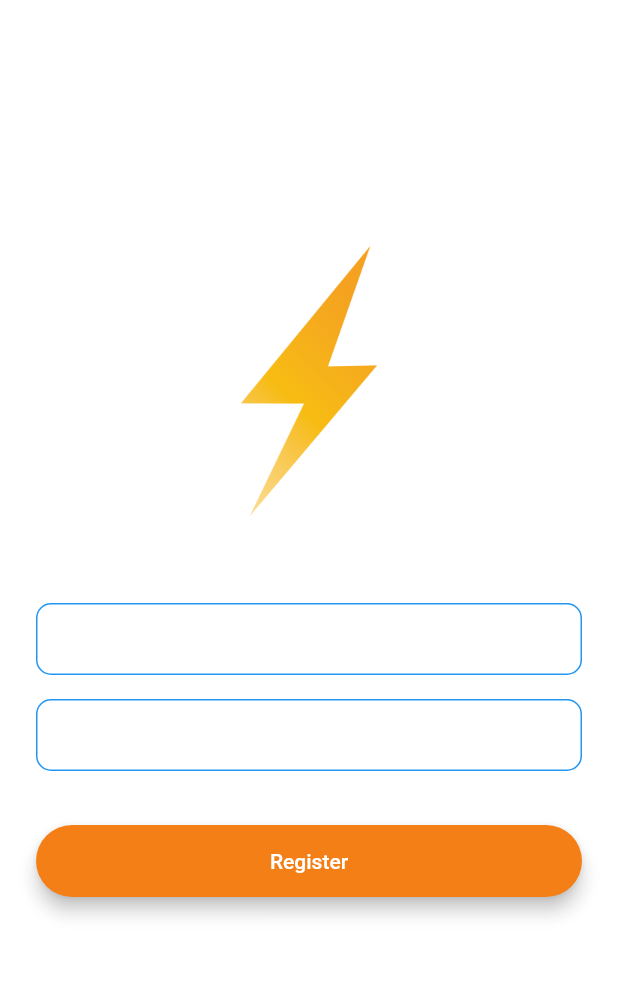
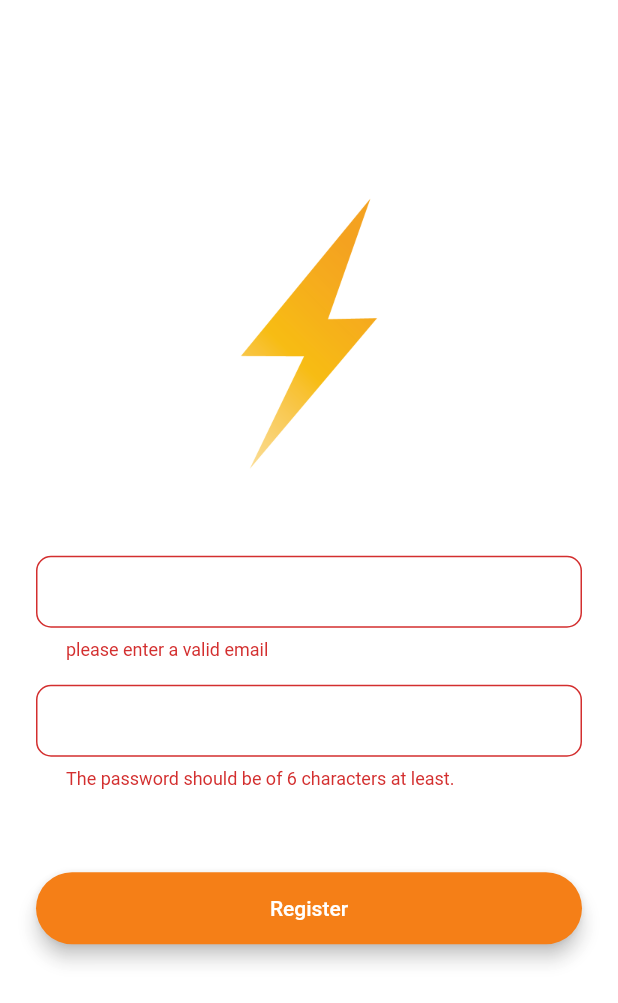
Before and after one commit to sofiyafaqiri/flash_chat_updated, a Flutter app: the RegistrationScreen screen opened by its route, after a tap on "Register", on a phone screen of 412 x 824 dp. Shown: the top 1003 px of the screen. Run offline on Flutter 3.47's test engine with Material 2 defaults, Android fonts, the phone set to English and light mode, and no system bars; our stand-ins replace email_validator, firebase_auth, firebase_core; accounts and stored records are empty.

Commit message:
second comment

```diff
--- a/lib/screens/login_screen.dart
+++ b/lib/screens/login_screen.dart
@@ -20,18 +20,12 @@ class _LoginScreenState extends State<LoginScreen> {
           mainAxisAlignment: MainAxisAlignment.center,
           crossAxisAlignment: CrossAxisAlignment.stretch,
           children: <Widget>[
-<<<<<<< HEAD
-            Container(
-              height: 200.0,
-              child: Image.asset('images/logo.png'),
-=======
             Hero(
               tag: 'logo',
               child: SizedBox(
                 height: 200.0,
                 child: Image.asset('images/logo.png'),
               ),
->>>>>>> 38bd525 (first commit)
             ),
             const SizedBox(
               height: 48.0,
--- a/lib/screens/registration_screen.dart
+++ b/lib/screens/registration_screen.dart
@@ -1,5 +1,7 @@
 import 'package:email_validator/email_validator.dart';
+import 'package:firebase_auth/firebase_auth.dart';
 import 'package:flash_chat_starting_project/components/rounded_button.dart';
+import 'package:flash_chat_starting_project/screens/chat_screen.dart';
 
 import '/constants.dart';
 import 'package:flutter/material.dart';
@@ -11,6 +13,11 @@ class RegistrationScreen extends StatefulWidget {
 }
 
 class _RegistrationScreenState extends State<RegistrationScreen> {
+  final TextEditingController _emailController = TextEditingController();
+  final TextEditingController _passwordController = TextEditingController();
+  final GlobalKey<FormState> _formkey = GlobalKey<FormState>();
+  var auth = FirebaseAuth.instance;
+  String errorMessage = '';
   @override
   Widget build(BuildContext context) {
     return Scaffold(
@@ -28,18 +35,21 @@ class _RegistrationScreenState extends State<RegistrationScreen> {
             const SizedBox(
               height: 48.0,
             ),
+            Form(
+              key: _formkey,
+              child: Column(
+                children: [
                   TextFormField(
                     decoration: kTextFieldDecoration.copyWith(
                       hintText: 'Enter your email',
                       labelText: 'Email',
                     ),
-              onChanged: (value) {
-                //Do something with the user input
-              },
-              autovalidateMode:  AutovalidateMode.onUserInteraction,
-              validator: (email){
-                return email != null && EmailValidator.validate(email) ? null :
-                    'please enter a valid email';
+                    controller: _emailController,
+                    autovalidateMode: AutovalidateMode.onUserInteraction,
+                    validator: (email) {
+                      return email != null && EmailValidator.validate(email)
+                          ? null
+                          : 'please enter a valid email';
                     },
                   ),
                   const SizedBox(
@@ -51,23 +61,53 @@ class _RegistrationScreenState extends State<RegistrationScreen> {
                       labelText: 'Password',
                     ),
                     obscureText: true,
-              onChanged: (value) {
-                //Do something with the user input
-              },
+                    controller: _passwordController,
                     autovalidateMode: AutovalidateMode.onUserInteraction,
-              validator: (password){
-                return password != null  && password.length > 5
+                    validator: (password) {
+                      return password != null && password.length > 5
                           ? null
                           : 'The password should be of 6 characters at least.';
                     },
                   ),
+                ],
+              ),
+            ),
             const SizedBox(
               height: 24.0,
             ),
-           RoundedButton(color: kRegisterButtonColor, title: 'Register', onPressed: (){
+            Text(
+              errorMessage,
+              textAlign: TextAlign.center,
+              style: TextStyle(color: Colors.red, fontSize: 16),
+            ),
 
-           },),
+            RoundedButton(
+              color: kRegisterButtonColor,
+              title: 'Register',
+              onPressed: ()async {
+                if (_formkey.currentState!.validate()) {
+                  try{
+                   await  auth
+                        .createUserWithEmailAndPassword(
+                        email: _emailController.text,
+                        password: _passwordController.text)
+                        .then((value) {
+                      Navigator.pop(context);
+                      Navigator.pushNamed(context, ChatScreen.id);
+                    });
+                  }catch(e){
+                    print('ERROR ${e.toString()}');
+                    setState((){
+                      errorMessage = e.toString().split('] ')[1];
+                    });
+
+                  }
+
+                }
+              },
+            ),
             const SizedBox(height: 12),
+
             IconButton(
               icon: const Icon(Icons.arrow_back),
               onPressed: () {
--- a/lib/screens/welcome_screen.dart
+++ b/lib/screens/welcome_screen.dart
@@ -39,6 +39,7 @@ class _WelcomeScreenState extends State<WelcomeScreen> {
             ),
             const SizedBox(
               height: 48.0,
+              width: 4,
             ),
             Padding(
               padding: const EdgeInsets.symmetric(vertical: 12),
--- a/pubspec.yaml
+++ b/pubspec.yaml
@@ -37,6 +37,7 @@ dependencies:
   animated_text_kit: ^4.2.2
   email_validator: ^2.1.17
   firebase_core: ^2.4.1
+  firebase_auth: ^4.2.5
 
 dev_dependencies:
   flutter_test:
```
Also changed, not shown: pubspec.lock, 1 other file. Lines whose indentation alone changed are shown as unchanged.
